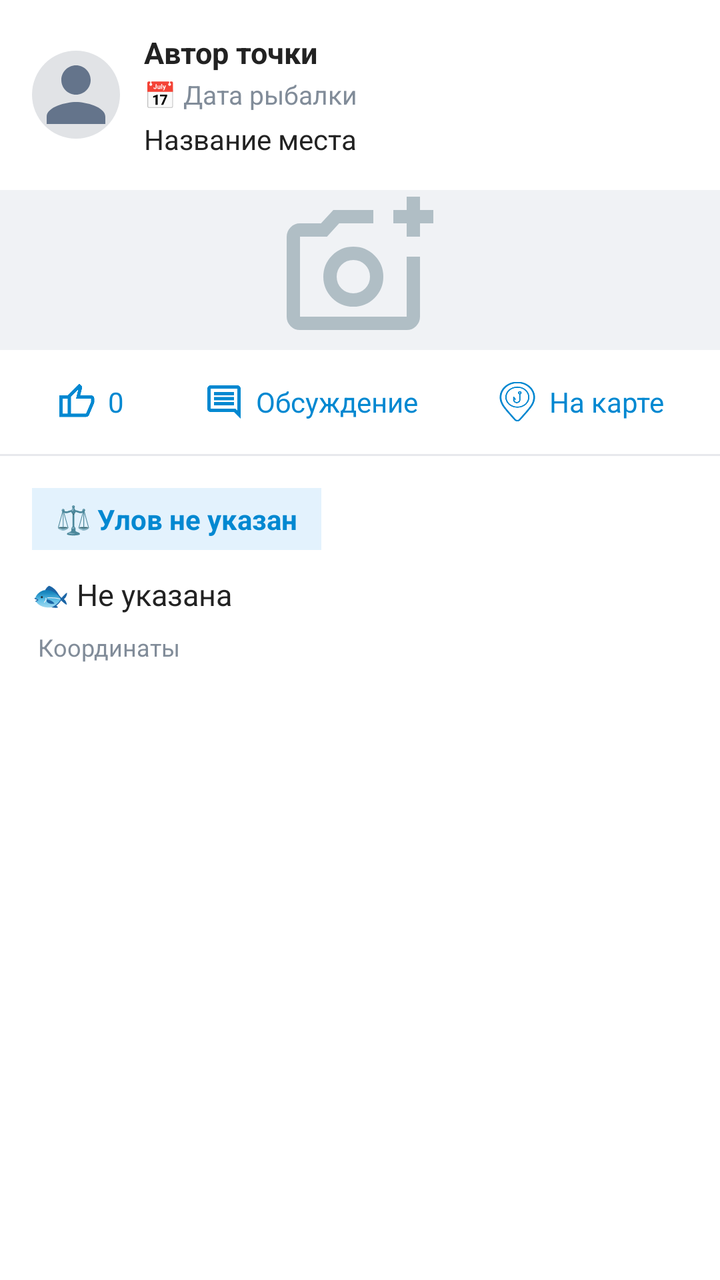
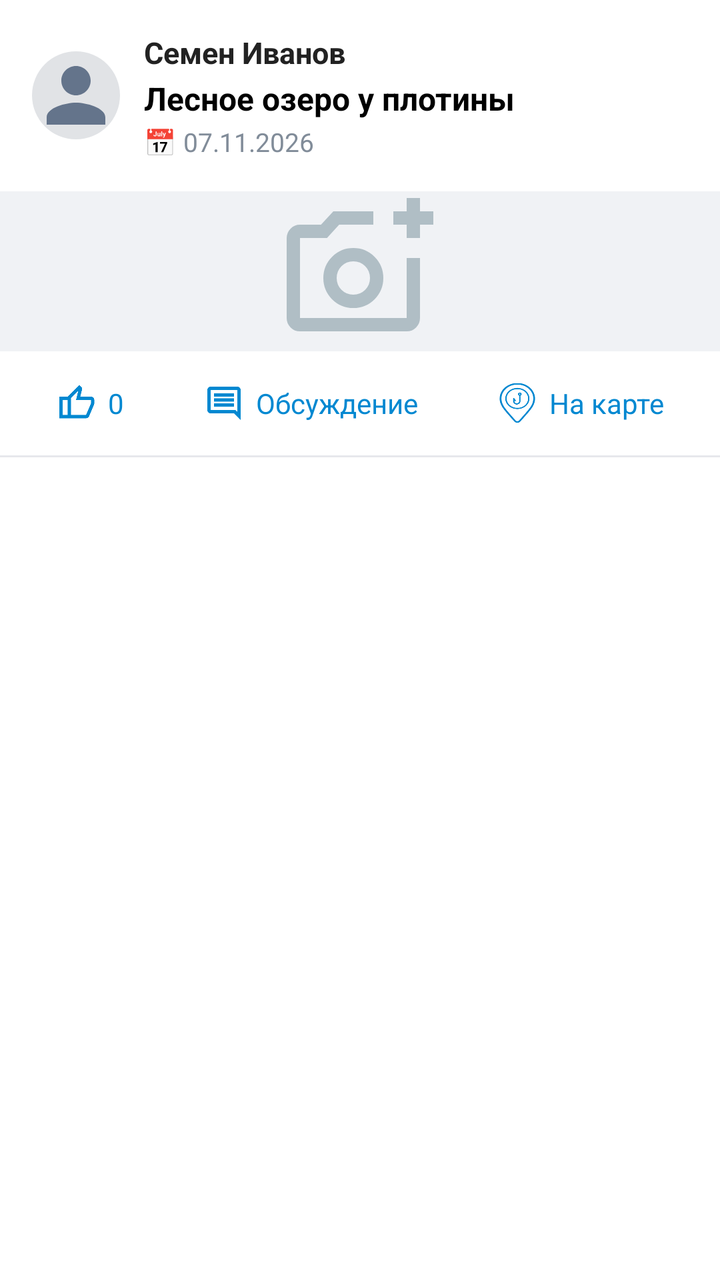

Before-and-after screenshots of an Android layout around one commit, followed by the original layout XML and the change that was made.
<!-- AndroidManifest.xml: application theme Theme.FishingSpot -->
<!-- res/layout/item_feed_spot.xml -->
<?xml version="1.0" encoding="utf-8"?>
<LinearLayout xmlns:android="http://schemas.android.com/apk/res/android"
    xmlns:app="http://schemas.android.com/apk/res-auto"
    android:layout_width="match_parent"
    android:layout_height="wrap_content"
    android:orientation="vertical"
    android:background="#FFFFFF"
    android:layout_marginBottom="12dp">

    
    <LinearLayout
        android:layout_width="match_parent"
        android:layout_height="wrap_content"
        android:orientation="horizontal"
        android:padding="16dp"
        android:gravity="center_vertical">

        <com.google.android.material.imageview.ShapeableImageView
            android:id="@+id/ivFeedAuthorAvatar"
            android:layout_width="44dp"
            android:layout_height="44dp"
            android:scaleType="centerCrop"
            android:src="@drawable/account_circle_24dp"
            app:shapeAppearanceOverlay="@style/CircleImageView"
            android:background="#E1E3E6" />

        <LinearLayout
            android:layout_width="0dp"
            android:layout_height="wrap_content"
            android:layout_weight="1"
            android:orientation="vertical"
            android:layout_marginStart="12dp">

            <TextView
                android:id="@+id/tvFeedAuthorName"
                android:layout_width="wrap_content"
                android:layout_height="wrap_content"
                android:text="Автор точки"
                android:textSize="15sp"
                android:textStyle="bold"
                android:textColor="#222222" />

            <TextView
                android:id="@+id/tvFeedDate"
                android:layout_width="wrap_content"
                android:layout_height="wrap_content"
                android:text="📅 Дата рыбалки"
                android:textSize="13sp"
                android:textColor="#818C99"
                android:layout_marginTop="2dp" />

            <TextView
                android:id="@+id/tvFeedSpotName"
                android:layout_width="wrap_content"
                android:layout_height="wrap_content"
                android:text="Название места"
                android:textSize="14sp"
                android:textColor="#222222"
                android:layout_marginTop="4dp"
                android:maxLines="2"
                android:ellipsize="end"/>
        </LinearLayout>
    </LinearLayout>

    
    <FrameLayout
        android:layout_width="match_parent"
        android:layout_height="wrap_content"
        android:background="#F0F2F5">

        <ImageView
            android:id="@+id/ivFeedPhoto"
            android:layout_width="match_parent"
            android:layout_height="wrap_content"
            android:adjustViewBounds="true"
            android:scaleType="fitCenter"
            android:visibility="gone"
            android:maxHeight="400dp"/>

        <ImageView
            android:id="@+id/ivFeedPhotoPlaceholder"
            android:layout_width="80dp"
            android:layout_height="80dp"
            android:layout_gravity="center"
            android:src="@drawable/add_a_photo_24dp_000000_fill0_wght400_grad0_opsz24__1_"
            app:tint="#B0BEC5"
            android:visibility="visible"/>
    </FrameLayout>

    
    <LinearLayout
        android:layout_width="match_parent"
        android:layout_height="wrap_content"
        android:orientation="horizontal"
        android:paddingHorizontal="16dp"
        android:paddingVertical="8dp"
        android:gravity="center_vertical">

        
        <LinearLayout
            android:id="@+id/layoutFeedLike"
            android:layout_width="wrap_content"
            android:layout_height="36dp"
            android:orientation="horizontal"
            android:gravity="center_vertical"
            android:background="?attr/selectableItemBackground"
            android:clickable="true"
            android:focusable="true"
            android:paddingHorizontal="12dp">

            <ImageView
                android:layout_width="20dp"
                android:layout_height="20dp"
                android:src="@drawable/thumb_up_24dp_000000_fill0_wght400_grad0_opsz24"
                app:tint="#0288D1"/>

            <TextView
                android:id="@+id/tvFeedLikesCount"
                android:layout_width="wrap_content"
                android:layout_height="wrap_content"
                android:text="0"
                android:textSize="14sp"
                android:textColor="#0288D1"
                android:layout_marginStart="6dp"/>
        </LinearLayout>

        
        <LinearLayout
            android:id="@+id/btnFeedComments"
            android:layout_width="wrap_content"
            android:layout_height="36dp"
            android:orientation="horizontal"
            android:gravity="center_vertical"
            android:background="?attr/selectableItemBackground"
            android:clickable="true"
            android:focusable="true"
            android:paddingHorizontal="12dp"
            android:layout_marginStart="16dp">

            <ImageView
                android:layout_width="20dp"
                android:layout_height="20dp"
                android:src="@drawable/comment_24dp_000000_fill0_wght400_grad0_opsz24"
                app:tint="#0288D1"/>

            <TextView
                android:id="@+id/tvFeedCommentsCount"
                android:layout_width="wrap_content"
                android:layout_height="wrap_content"
                android:text="Обсуждение"
                android:textSize="14sp"
                android:textColor="#0288D1"
                android:layout_marginStart="6dp"/>
        </LinearLayout>

        
        <View android:layout_width="0dp" android:layout_height="1dp" android:layout_weight="1"/>

        
        <LinearLayout
            android:id="@+id/btnViewOnMap"
            android:layout_width="wrap_content"
            android:layout_height="36dp"
            android:orientation="horizontal"
            android:gravity="center_vertical"
            android:background="?attr/selectableItemBackground"
            android:clickable="true"
            android:focusable="true"
            android:paddingHorizontal="12dp">

            <ImageView
                android:layout_width="20dp"
                android:layout_height="20dp"
                android:src="@drawable/mymapblack"
                app:tint="#0288D1"/>

            <TextView
                android:layout_width="wrap_content"
                android:layout_height="wrap_content"
                android:text="На карте"
                android:textSize="14sp"
                android:textColor="#0288D1"
                android:layout_marginStart="6dp"/>
        </LinearLayout>
    </LinearLayout>

    
    <View
        android:layout_width="match_parent"
        android:layout_height="1dp"
        android:background="#E7E8EC"/>

    
    <LinearLayout
        android:layout_width="match_parent"
        android:layout_height="wrap_content"
        android:orientation="vertical"
        android:padding="16dp">

        
        <TextView
            android:id="@+id/tvFeedWeight"
            android:layout_width="wrap_content"
            android:layout_height="wrap_content"
            android:text="⚖️ Улов не указан"
            android:textSize="14sp"
            android:textColor="#0288D1"
            android:textStyle="bold"
            android:background="#E3F2FD"
            android:paddingHorizontal="12dp"
            android:paddingVertical="6dp"
            app:cornerRadius="8dp"
            android:layout_marginBottom="12dp"/>

        
        <TextView
            android:id="@+id/tvFeedFish"
            android:layout_width="match_parent"
            android:layout_height="wrap_content"
            android:text="🐟 Не указана"
            android:textSize="15sp"
            android:textColor="#222222"
            android:lineSpacingExtra="4dp" />

        
        <TextView
            android:id="@+id/tvFeedCoordinates"
            android:layout_width="match_parent"
            android:layout_height="wrap_content"
            android:text=" Координаты"
            android:textSize="12sp"
            android:textColor="#818C99"
            android:layout_marginTop="8dp"/>
    </LinearLayout>

</LinearLayout>
<!-- resources referenced by this layout -->
<resources>
  <!-- drawable account_circle_24dp (drawable) -->
  <vector xmlns:android="http://schemas.android.com/apk/res/android"
      android:width="24dp"
      android:height="24dp"
      android:viewportWidth="24"
      android:viewportHeight="24">
      <path
          android:fillColor="#64748B"
          android:pathData="M12,12c2.21,0 4,-1.79 4,-4s-1.79,-4 -4,-4 -4,1.79 -4,4 1.79,4 4,4zM12,14c-2.67,0 -8,1.34 -8,4v2h16v-2c0,-2.66 -5.33,-4 -8,-4z"/>
  </vector>
  <!-- drawable add_a_photo_24dp_000000_fill0_wght400_grad0_opsz24__1_ (drawable) -->
  <vector xmlns:android="http://schemas.android.com/apk/res/android"
      android:width="24dp"
      android:height="24dp"
      android:viewportWidth="960"
      android:viewportHeight="960">
    <path
        android:pathData="M440,520ZM120,840q-33,0 -56.5,-23.5T40,760v-480q0,-33 23.5,-56.5T120,200h126l74,-80h240v80L355,200l-73,80L120,280v480h640v-360h80v360q0,33 -23.5,56.5T760,840L120,840ZM760,280v-80h-80v-80h80v-80h80v80h80v80h-80v80h-80ZM440,700q75,0 127.5,-52.5T620,520q0,-75 -52.5,-127.5T440,340q-75,0 -127.5,52.5T260,520q0,75 52.5,127.5T440,700ZM440,620q-42,0 -71,-29t-29,-71q0,-42 29,-71t71,-29q42,0 71,29t29,71q0,42 -29,71t-71,29Z"
        android:fillColor="#000000"/>
  </vector>
  <!-- drawable comment_24dp_000000_fill0_wght400_grad0_opsz24 (drawable) -->
  <vector xmlns:android="http://schemas.android.com/apk/res/android"
      android:width="24dp"
      android:height="24dp"
      android:viewportWidth="960"
      android:viewportHeight="960">
    <path
        android:pathData="M240,560h480v-80L240,480v80ZM240,440h480v-80L240,360v80ZM240,320h480v-80L240,240v80ZM880,880 L720,720L160,720q-33,0 -56.5,-23.5T80,640v-480q0,-33 23.5,-56.5T160,80h640q33,0 56.5,23.5T880,160v720ZM160,640h594l46,45v-525L160,160v480ZM160,640v-480,480Z"
        android:fillColor="#000000"/>
  </vector>
  <!-- drawable mymapblack: vector/xml drawable (drawable, 3287 chars, omitted) -->
  <!-- drawable thumb_up_24dp_000000_fill0_wght400_grad0_opsz24 (drawable) -->
  <vector xmlns:android="http://schemas.android.com/apk/res/android"
      android:width="24dp"
      android:height="24dp"
      android:viewportWidth="960"
      android:viewportHeight="960">
    <path
        android:pathData="M720,840L280,840v-520l280,-280 50,50q7,7 11.5,19t4.5,23v14l-44,174h258q32,0 56,24t24,56v80q0,7 -2,15t-4,15L794,792q-9,20 -30,34t-44,14ZM360,760h360l120,-280v-80L480,400l54,-220 -174,174v406ZM360,354v406,-406ZM280,320v80L160,400v360h120v80L80,840v-520h200Z"
        android:fillColor="#000000"/>
  </vector>
  <style name="CircleImageView" parent="">
          <item name="cornerFamily">rounded</item>
          <item name="cornerSize">50%</item>
      </style>
  <style name="Theme.FishingSpot" parent="Base.Theme.FishingSpot" />
  <style name="Base.Theme.FishingSpot" parent="Theme.Material3.DayNight.NoActionBar">
          
          
      </style>
</resources>

<!-- the commit's change to res/layout/item_feed_spot.xml (unified diff, before → after) -->
@@ -35,32 +35,45 @@
                 android:id="@+id/tvFeedAuthorName"
                 android:layout_width="wrap_content"
                 android:layout_height="wrap_content"
-                android:text="Автор точки"
+                android:text="Семен Иванов"
                 android:textSize="15sp"
                 android:textStyle="bold"
                 android:textColor="#222222" />
 
             <TextView
+                android:id="@+id/tvFeedSpotName"
+                android:layout_width="wrap_content"
+                android:layout_height="wrap_content"
+                android:text="Лесное озеро у плотины"
+                android:textSize="16sp"
+                android:textStyle="bold"
+                android:textColor="#000000"
+                android:layout_marginTop="2dp"
+                android:maxLines="2"
+                android:ellipsize="end"/>
+
+            <TextView
                 android:id="@+id/tvFeedDate"
                 android:layout_width="wrap_content"
                 android:layout_height="wrap_content"
-                android:text="📅 Дата рыбалки"
+                android:text="📅 07.11.2026"
                 android:textSize="13sp"
                 android:textColor="#818C99"
                 android:layout_marginTop="2dp" />
-
-            <TextView
-                android:id="@+id/tvFeedSpotName"
-                android:layout_width="wrap_content"
-                android:layout_height="wrap_content"
-                android:text="Название места"
-                android:textSize="14sp"
-                android:textColor="#222222"
-                android:layout_marginTop="4dp"
-                android:maxLines="2"
-                android:ellipsize="end"/>
         </LinearLayout>
     </LinearLayout>
+
+    
+    <TextView
+        android:id="@+id/tvFeedMetaInfo"
+        android:layout_width="match_parent"
+        android:layout_height="wrap_content"
+        android:paddingHorizontal="16dp"
+        android:paddingBottom="12dp"
+        android:textSize="14sp"
+        android:textColor="#444444"
+        android:lineSpacingExtra="2dp"
+        android:visibility="gone" />
 
     
     <FrameLayout
@@ -88,6 +101,18 @@
     </FrameLayout>
 
     
+    <TextView
+        android:id="@+id/tvFeedUserText"
+        android:layout_width="match_parent"
+        android:layout_height="wrap_content"
+        android:padding="16dp"
+        android:paddingTop="12dp"
+        android:textSize="15sp"
+        android:textColor="#222222"
+        android:lineSpacingExtra="4dp"
+        android:visibility="gone" />
+
+    
     <LinearLayout
         android:layout_width="match_parent"
         android:layout_height="wrap_content"
@@ -96,7 +121,6 @@
         android:paddingVertical="8dp"
         android:gravity="center_vertical">
 
-        
         <LinearLayout
             android:id="@+id/layoutFeedLike"
             android:layout_width="wrap_content"
@@ -107,13 +131,11 @@
             android:clickable="true"
             android:focusable="true"
             android:paddingHorizontal="12dp">
-
             <ImageView
                 android:layout_width="20dp"
                 android:layout_height="20dp"
                 android:src="@drawable/thumb_up_24dp_000000_fill0_wght400_grad0_opsz24"
                 app:tint="#0288D1"/>
-
             <TextView
                 android:id="@+id/tvFeedLikesCount"
                 android:layout_width="wrap_content"
@@ -124,7 +146,6 @@
                 android:layout_marginStart="6dp"/>
         </LinearLayout>
 
-        
         <LinearLayout
             android:id="@+id/btnFeedComments"
             android:layout_width="wrap_content"
@@ -136,13 +157,11 @@
             android:focusable="true"
             android:paddingHorizontal="12dp"
             android:layout_marginStart="16dp">
-
             <ImageView
                 android:layout_width="20dp"
                 android:layout_height="20dp"
                 android:src="@drawable/comment_24dp_000000_fill0_wght400_grad0_opsz24"
                 app:tint="#0288D1"/>
-
             <TextView
                 android:id="@+id/tvFeedCommentsCount"
                 android:layout_width="wrap_content"
@@ -153,10 +172,8 @@
                 android:layout_marginStart="6dp"/>
         </LinearLayout>
 
-        
         <View android:layout_width="0dp" android:layout_height="1dp" android:layout_weight="1"/>
 
-        
         <LinearLayout
             android:id="@+id/btnViewOnMap"
             android:layout_width="wrap_content"
@@ -167,13 +184,11 @@
             android:clickable="true"
             android:focusable="true"
             android:paddingHorizontal="12dp">
-
             <ImageView
                 android:layout_width="20dp"
                 android:layout_height="20dp"
                 android:src="@drawable/mymapblack"
                 app:tint="#0288D1"/>
-
             <TextView
                 android:layout_width="wrap_content"
                 android:layout_height="wrap_content"
@@ -184,53 +199,9 @@
         </LinearLayout>
     </LinearLayout>
 
-    
     <View
         android:layout_width="match_parent"
         android:layout_height="1dp"
         android:background="#E7E8EC"/>
 
-    
-    <LinearLayout
-        android:layout_width="match_parent"
-        android:layout_height="wrap_content"
-        android:orientation="vertical"
-        android:padding="16dp">
-
-        
-        <TextView
-            android:id="@+id/tvFeedWeight"
-            android:layout_width="wrap_content"
-            android:layout_height="wrap_content"
-            android:text="⚖️ Улов не указан"
-            android:textSize="14sp"
-            android:textColor="#0288D1"
-            android:textStyle="bold"
-            android:background="#E3F2FD"
-            android:paddingHorizontal="12dp"
-            android:paddingVertical="6dp"
-            app:cornerRadius="8dp"
-            android:layout_marginBottom="12dp"/>
-
-        
-        <TextView
-            android:id="@+id/tvFeedFish"
-            android:layout_width="match_parent"
-            android:layout_height="wrap_content"
-            android:text="🐟 Не указана"
-            android:textSize="15sp"
-            android:textColor="#222222"
-            android:lineSpacingExtra="4dp" />
-
-        
-        <TextView
-            android:id="@+id/tvFeedCoordinates"
-            android:layout_width="match_parent"
-            android:layout_height="wrap_content"
-            android:text=" Координаты"
-            android:textSize="12sp"
-            android:textColor="#818C99"
-            android:layout_marginTop="8dp"/>
-    </LinearLayout>
-
 </LinearLayout>
